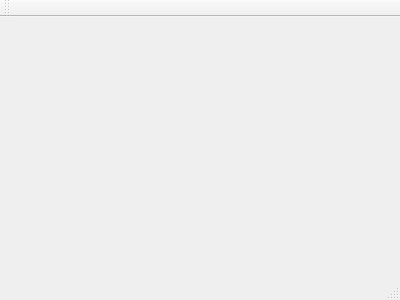
Old version of the form TeamProjects/diffusion-solver/ui/dsmainwindow.ui in the repository antonlarin/aNiMated-batman.
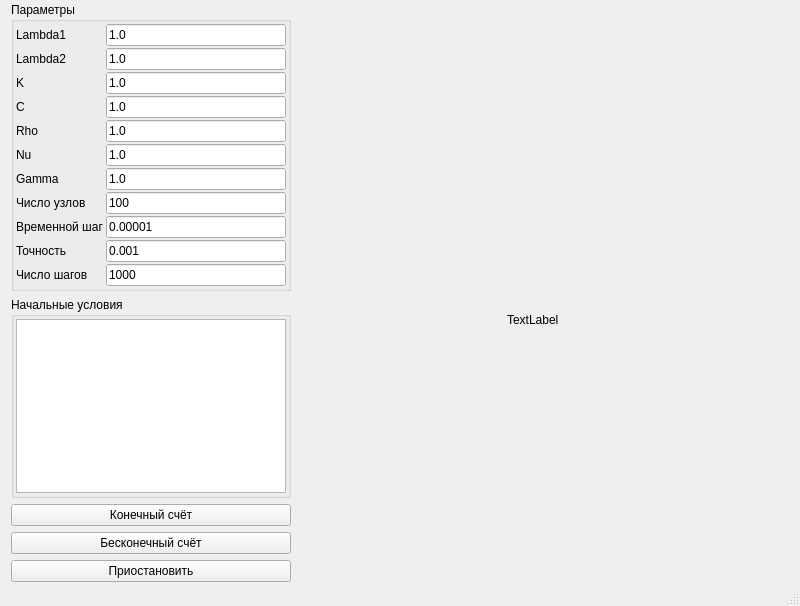
New version of the form.

Diff of the .ui file:
```diff
--- a/TeamProjects/diffusion-solver/ui/dsmainwindow.ui
+++ b/TeamProjects/diffusion-solver/ui/dsmainwindow.ui
@@ -1,24 +1,376 @@
 <ui version="4.0">
  <class>DSMainWindow</class>
- <widget class="QMainWindow" name="DSMainWindow" >
-  <property name="geometry" >
+ <widget class="QMainWindow" name="DSMainWindow">
+  <property name="geometry">
    <rect>
     <x>0</x>
     <y>0</y>
-    <width>400</width>
-    <height>300</height>
+    <width>800</width>
+    <height>606</height>
    </rect>
   </property>
   <property name="windowTitle" >
    <string>DSMainWindow</string>
   </property>
-  <widget class="QMenuBar" name="menuBar" />
-  <widget class="QToolBar" name="mainToolBar" />
-  <widget class="QWidget" name="centralWidget" />
-  <widget class="QStatusBar" name="statusBar" />
+  <widget class="QWidget" name="centralWidget">
+   <layout class="QGridLayout" name="gridLayout_2">
+    <property name="topMargin">
+     <number>2</number>
+    </property>
+    <property name="bottomMargin">
+     <number>2</number>
+    </property>
+    <property name="spacing">
+     <number>6</number>
+    </property>
+    <item row="0" column="0">
+     <widget class="QGroupBox" name="paramsGroup">
+      <property name="sizePolicy">
+       <sizepolicy hsizetype="Fixed" vsizetype="Preferred">
+        <horstretch>0</horstretch>
+        <verstretch>0</verstretch>
+       </sizepolicy>
+      </property>
+      <property name="minimumSize">
+       <size>
+        <width>280</width>
+        <height>0</height>
+       </size>
+      </property>
+      <property name="maximumSize">
+       <size>
+        <width>280</width>
+        <height>16777215</height>
+       </size>
+      </property>
+      <property name="title">
+       <string>Параметры</string>
+      </property>
+      <layout class="QGridLayout" name="gridLayout">
+       <property name="leftMargin">
+        <number>2</number>
+       </property>
+       <property name="topMargin">
+        <number>2</number>
+       </property>
+       <property name="rightMargin">
+        <number>2</number>
+       </property>
+       <property name="bottomMargin">
+        <number>2</number>
+       </property>
+       <property name="spacing">
+        <number>2</number>
+       </property>
+       <item row="0" column="0">
+        <widget class="QLabel" name="lambda1Label">
+         <property name="text">
+          <string>Lambda1</string>
+         </property>
+        </widget>
+       </item>
+       <item row="0" column="1">
+        <widget class="QLineEdit" name="lambda1Edit">
+         <property name="text">
+          <string>1.0</string>
+         </property>
+        </widget>
+       </item>
+       <item row="1" column="0">
+        <widget class="QLabel" name="lambda2Label">
+         <property name="text">
+          <string>Lambda2</string>
+         </property>
+        </widget>
+       </item>
+       <item row="1" column="1">
+        <widget class="QLineEdit" name="lambda2Edit">
+         <property name="text">
+          <string>1.0</string>
+         </property>
+        </widget>
+       </item>
+       <item row="2" column="0">
+        <widget class="QLabel" name="kLabel">
+         <property name="text">
+          <string>K</string>
+         </property>
+        </widget>
+       </item>
+       <item row="2" column="1">
+        <widget class="QLineEdit" name="kEdit">
+         <property name="text">
+          <string>1.0</string>
+         </property>
+        </widget>
+       </item>
+       <item row="3" column="0">
+        <widget class="QLabel" name="cLabel">
+         <property name="text">
+          <string>C</string>
+         </property>
+        </widget>
+       </item>
+       <item row="3" column="1">
+        <widget class="QLineEdit" name="cEdit">
+         <property name="text">
+          <string>1.0</string>
+         </property>
+        </widget>
+       </item>
+       <item row="4" column="0">
+        <widget class="QLabel" name="rhoLabel">
+         <property name="text">
+          <string>Rho</string>
+         </property>
+        </widget>
+       </item>
+       <item row="4" column="1">
+        <widget class="QLineEdit" name="rhoEdit">
+         <property name="text">
+          <string>1.0</string>
+         </property>
+        </widget>
+       </item>
+       <item row="5" column="0">
+        <widget class="QLabel" name="nuLabel">
+         <property name="text">
+          <string>Nu</string>
+         </property>
+        </widget>
+       </item>
+       <item row="5" column="1">
+        <widget class="QLineEdit" name="nuEdit">
+         <property name="text">
+          <string>1.0</string>
+         </property>
+        </widget>
+       </item>
+       <item row="6" column="0">
+        <widget class="QLabel" name="gammaLabel">
+         <property name="text">
+          <string>Gamma</string>
+         </property>
+        </widget>
+       </item>
+       <item row="6" column="1">
+        <widget class="QLineEdit" name="gammaEdit">
+         <property name="text">
+          <string>1.0</string>
+         </property>
+        </widget>
+       </item>
+       <item row="7" column="0">
+        <widget class="QLabel" name="gridDimLabel">
+         <property name="text">
+          <string>Число узлов</string>
+         </property>
+        </widget>
+       </item>
+       <item row="7" column="1">
+        <widget class="QLineEdit" name="gridDimEdit">
+         <property name="text">
+          <string>100</string>
+         </property>
+        </widget>
+       </item>
+       <item row="8" column="0">
+        <widget class="QLabel" name="timeStepLabel">
+         <property name="text">
+          <string>Временной шаг</string>
+         </property>
+        </widget>
+       </item>
+       <item row="8" column="1">
+        <widget class="QLineEdit" name="timeStepEdit">
+         <property name="text">
+          <string>0.00001</string>
+         </property>
+        </widget>
+       </item>
+       <item row="9" column="0">
+        <widget class="QLabel" name="accuracyLabel">
+         <property name="text">
+          <string>Точность</string>
+         </property>
+        </widget>
+       </item>
+       <item row="9" column="1">
+        <widget class="QLineEdit" name="accuracyEdit">
+         <property name="text">
+          <string>0.001</string>
+         </property>
+        </widget>
+       </item>
+       <item row="10" column="0">
+        <widget class="QLabel" name="iterationsLabel">
+         <property name="text">
+          <string>Число шагов</string>
+         </property>
+        </widget>
+       </item>
+       <item row="10" column="1">
+        <widget class="QLineEdit" name="iterationsEdit">
+         <property name="text">
+          <string>1000</string>
+         </property>
+        </widget>
+       </item>
+      </layout>
+     </widget>
+    </item>
+    <item row="0" column="1" rowspan="5">
+     <widget class="QWidget" name="widget" native="true">
+      <widget class="QLabel" name="label">
+       <property name="geometry">
+        <rect>
+         <x>210</x>
+         <y>310</y>
+         <width>58</width>
+         <height>15</height>
+        </rect>
+       </property>
+       <property name="text">
+        <string>TextLabel</string>
+       </property>
+      </widget>
+     </widget>
+    </item>
+    <item row="1" column="0">
+     <widget class="QGroupBox" name="initialConditionsGroup">
+      <property name="sizePolicy">
+       <sizepolicy hsizetype="Fixed" vsizetype="Preferred">
+        <horstretch>0</horstretch>
+        <verstretch>0</verstretch>
+       </sizepolicy>
+      </property>
+      <property name="minimumSize">
+       <size>
+        <width>280</width>
+        <height>0</height>
+       </size>
+      </property>
+      <property name="maximumSize">
+       <size>
+        <width>280</width>
+        <height>16777215</height>
+       </size>
+      </property>
+      <property name="title">
+       <string>Начальные условия</string>
+      </property>
+      <layout class="QVBoxLayout" name="verticalLayout">
+       <property name="spacing">
+        <number>2</number>
+       </property>
+       <property name="leftMargin">
+        <number>2</number>
+       </property>
+       <property name="topMargin">
+        <number>2</number>
+       </property>
+       <property name="rightMargin">
+        <number>2</number>
+       </property>
+       <property name="bottomMargin">
+        <number>2</number>
+       </property>
+       <item>
+        <widget class="QTableView" name="tableView"/>
+       </item>
+      </layout>
+     </widget>
+    </item>
+    <item row="2" column="0">
+     <widget class="QPushButton" name="finiteRunButton">
+      <property name="sizePolicy">
+       <sizepolicy hsizetype="Fixed" vsizetype="Fixed">
+        <horstretch>0</horstretch>
+        <verstretch>0</verstretch>
+       </sizepolicy>
+      </property>
+      <property name="minimumSize">
+       <size>
+        <width>280</width>
+        <height>0</height>
+       </size>
+      </property>
+      <property name="maximumSize">
+       <size>
+        <width>280</width>
+        <height>16777215</height>
+       </size>
+      </property>
+      <property name="text">
+       <string>Конечный счёт</string>
+      </property>
+     </widget>
+    </item>
+    <item row="3" column="0">
+     <widget class="QPushButton" name="infiniteRunButton">
+      <property name="sizePolicy">
+       <sizepolicy hsizetype="Fixed" vsizetype="Fixed">
+        <horstretch>0</horstretch>
+        <verstretch>0</verstretch>
+       </sizepolicy>
+      </property>
+      <property name="minimumSize">
+       <size>
+        <width>280</width>
+        <height>0</height>
+       </size>
+      </property>
+      <property name="maximumSize">
+       <size>
+        <width>280</width>
+        <height>16777215</height>
+       </size>
+      </property>
+      <property name="text">
+       <string>Бесконечный счёт</string>
+      </property>
+     </widget>
+    </item>
+    <item row="4" column="0">
+     <widget class="QPushButton" name="pauseContinueButton">
+      <property name="sizePolicy">
+       <sizepolicy hsizetype="Fixed" vsizetype="Fixed">
+        <horstretch>0</horstretch>
+        <verstretch>0</verstretch>
+       </sizepolicy>
+      </property>
+      <property name="minimumSize">
+       <size>
+        <width>280</width>
+        <height>0</height>
+       </size>
+      </property>
+      <property name="maximumSize">
+       <size>
+        <width>280</width>
+        <height>16777215</height>
+       </size>
+      </property>
+      <property name="text">
+       <string>Приостановить</string>
+      </property>
+     </widget>
+    </item>
+   </layout>
+  </widget>
+  <widget class="QMenuBar" name="menuBar">
+   <property name="geometry">
+    <rect>
+     <x>0</x>
+     <y>0</y>
+     <width>800</width>
+     <height>25</height>
+    </rect>
+   </property>
+  </widget>
+  <widget class="QStatusBar" name="statusBar"/>
  </widget>
- <layoutDefault spacing="6" margin="11" />
- <pixmapfunction></pixmapfunction>
+ <layoutdefault spacing="6" margin="11"/>
  <resources/>
  <connections/>
 </ui>
```
Left out of the diff: 3 changed lines with no effect on the pictures.
